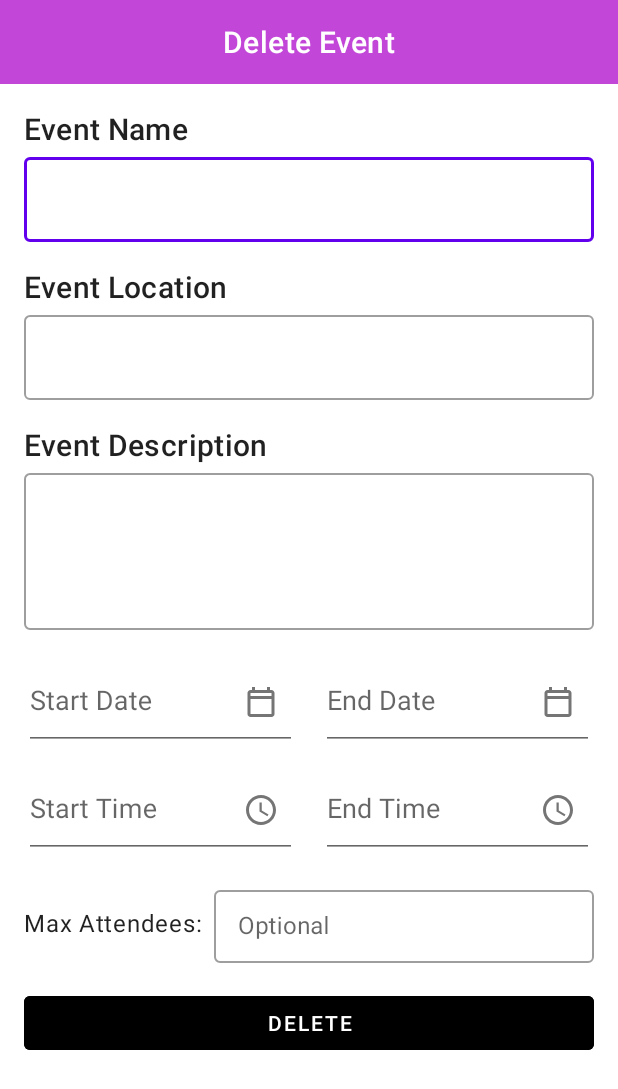
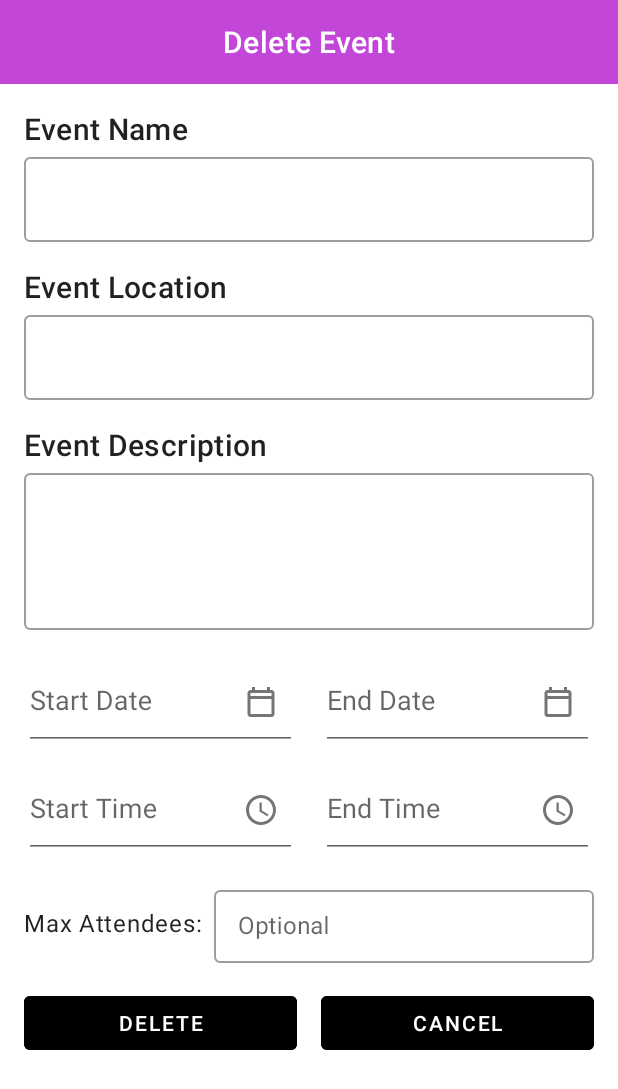
Before and after one commit to CMPUT301W24T33/SyntaxTerror, an Android app: the fragment DeleteEventAdmin shown on its own in the app's theme, on a phone screen of 412 x 824 dp. Shown: the top 1089 px of the screen. Run offline under Robolectric (Android 15) with nearby library versions, the phone set to English and light mode, and no system bars; our stand-ins replace Firebase (no records; nobody signed in at launch, a user with empty details on screens opened directly).

Commit message:
Switched Admin View Events to use Delete Events Admin Fragment

```diff
--- a/CMPUT301W24T33/app/src/main/java/com/example/cmput301w24t33/adminFragments/DeleteEventAdmin.java
+++ b/CMPUT301W24T33/app/src/main/java/com/example/cmput301w24t33/adminFragments/DeleteEventAdmin.java
@@ -1,4 +1,6 @@
 package com.example.cmput301w24t33.adminFragments;
+
+import static androidx.constraintlayout.helper.widget.MotionEffect.TAG;
 
 import android.os.Bundle;
 
@@ -10,8 +12,15 @@ import android.view.View;
 import android.view.ViewGroup;
 import android.widget.Button;
 import android.widget.ImageButton;
+import com.example.cmput301w24t33.databinding.AdminDeleteEventFragmentBinding;
+
 
 import com.example.cmput301w24t33.R;
+import com.example.cmput301w24t33.databinding.OrganizerCreateEditEventFragmentBinding;
+import com.example.cmput301w24t33.events.Event;
+import com.example.cmput301w24t33.events.EventRepository;
+import com.example.cmput301w24t33.organizerFragments.EventCreateEdit;
+import com.google.firebase.auth.FirebaseAuth;
 
 /**
  * A simple {@link Fragment} subclass.
@@ -20,28 +29,69 @@ import com.example.cmput301w24t33.R;
  */
 public class DeleteEventAdmin extends Fragment {
 
+    private AdminDeleteEventFragmentBinding binding;
+    private Event eventToEdit;
+    private EventRepository eventRepo;
+    private FirebaseAuth mAuth;
 
     @Override
     public void onCreate(Bundle savedInstanceState) {
         super.onCreate(savedInstanceState);
     }
 
+    public static DeleteEventAdmin newInstance(Event event) {
+        DeleteEventAdmin fragment = new DeleteEventAdmin();
+        Log.d(TAG, "DeleteEventAdmin NewInstance");
+        Bundle args = new Bundle();
+        args.putSerializable("event", event);
+        fragment.setArguments(args);
+        return fragment;
+    }
+
     @Override
     public View onCreateView(LayoutInflater inflater, ViewGroup container,
                              Bundle savedInstanceState) {
         // Inflate the layout for this fragment
+        binding = AdminDeleteEventFragmentBinding.inflate(inflater, container, false);
         View view =  inflater.inflate(R.layout.admin_delete_event_fragment, container, false);
-        setOnClickListeners(view);
-        return view;
+        setupActionButtons();
+        if (getArguments() != null) {
+            // Used when editing an event
+            Bundle eventBundle = getArguments();
+            eventToEdit = (Event) eventBundle.getSerializable("event");
+            loadData();
+        }
+        return binding.getRoot();
     }
 
-    public void setOnClickListeners(View view){
-        ImageButton backButton = view.findViewById(R.id.back_arrow_img);
-        backButton.setOnClickListener(v -> getParentFragmentManager().popBackStack());
+    private void setupActionButtons() {
+        binding.cancelButton.setOnClickListener(v -> onCancel());
+        binding.deleteButton.setOnClickListener(v -> onDelete());
+    }
 
-        Button deleteButton = view.findViewById(R.id.delete_button);
-        deleteButton.setOnClickListener(v -> {
-            // put logic for deleting event here
-        });
+    private void loadData() {
+        // Load data into relevant field
+        binding.eventNameEditText.setText(eventToEdit.getName());
+        binding.eventLocationEditText.setText(eventToEdit.getAddress());
+        binding.eventDescriptionEditText.setText(eventToEdit.getEventDescription());
+        binding.startDateEditText.setText(eventToEdit.getStartDate());
+        binding.endDateEditText.setText(eventToEdit.getEndDate());
+        binding.startTimeEditText.setText(eventToEdit.getStartTime());
+        binding.endTimeEditText.setText(eventToEdit.getEndTime());
+        binding.maxAttendeesEditText.setText(String.valueOf(eventToEdit.getMaxOccupancy()));
+    }
+
+    private void onCancel() {
+        // Handle the cancel action
+        getParentFragmentManager().popBackStack();
+    }
+    private void onDelete() {
+        // handle on delete here
+        getParentFragmentManager().popBackStack();
+    }
+    @Override
+    public void onDestroyView() {
+        super.onDestroyView();
+        binding = null;
     }
 }
--- a/CMPUT301W24T33/app/src/main/java/com/example/cmput301w24t33/adminFragments/ViewEventsAdmin.java
+++ b/CMPUT301W24T33/app/src/main/java/com/example/cmput301w24t33/adminFragments/ViewEventsAdmin.java
@@ -114,7 +114,7 @@ public class ViewEventsAdmin extends Fragment implements AdapterEventClickListen
 
     @Override
     public void onEventClickListener(Event event, int position) {
-        replaceFragment(EventCreateEdit.newInstance(event));
+        replaceFragment(DeleteEventAdmin.newInstance(event));
     }
     private void replaceFragment(Fragment fragment) {
         FragmentManager fragmentManager = getChildFragmentManager();
--- a/CMPUT301W24T33/app/src/main/res/layout/admin_delete_event_fragment.xml
+++ b/CMPUT301W24T33/app/src/main/res/layout/admin_delete_event_fragment.xml
@@ -53,6 +53,7 @@
 
                 <com.google.android.material.textfield.TextInputEditText
                     android:id="@+id/event_name_edit_text"
+                    android:focusable="false"
                     android:layout_width="match_parent"
                     android:layout_height="wrap_content" />
             </com.google.android.material.textfield.TextInputLayout>
@@ -74,6 +75,7 @@
 
                 <com.google.android.material.textfield.TextInputEditText
                     android:id="@+id/event_location_edit_text"
+                    android:focusable="false"
                     android:layout_width="match_parent"
                     android:layout_height="wrap_content" />
             </com.google.android.material.textfield.TextInputLayout>
@@ -88,6 +90,7 @@
 
             <com.google.android.material.textfield.TextInputLayout
                 android:id="@+id/event_description_input_layout"
+                android:focusable="false"
                 style="@style/Widget.MaterialComponents.TextInputLayout.OutlinedBox.Dense"
                 android:layout_width="match_parent"
                 android:layout_height="wrap_content">
@@ -97,11 +100,13 @@
                     android:layout_width="match_parent"
                     android:layout_height="wrap_content"
                     android:inputType="textMultiLine"
+                    android:focusable="false"
                     android:minLines="4" />
             </com.google.android.material.textfield.TextInputLayout>
 
             <!-- Date & Time Container -->
             <LinearLayout
+                android:focusable="false"
                 android:layout_width="match_parent"
                 android:layout_height="wrap_content"
                 android:layout_marginTop="16dp"
@@ -218,6 +223,7 @@
             <LinearLayout
                 android:layout_width="match_parent"
                 android:layout_height="wrap_content"
+                android:focusable="false"
                 android:paddingTop="16dp"
                 android:orientation="vertical">
 
@@ -249,6 +255,7 @@
                             android:id="@+id/max_attendees_edit_text"
                             android:layout_width="match_parent"
                             android:layout_height="wrap_content"
+                            android:focusable="false"
                             android:inputType="number"/>
                     </com.google.android.material.textfield.TextInputLayout>
                 </LinearLayout>
@@ -267,6 +274,19 @@
                     android:backgroundTint="@color/secondary"
                     android:text="Delete"
                     android:textColor="@color/onSecondary" />
+                <Space
+                    android:layout_width="16dp"
+                    android:layout_height="wrap_content"
+                    android:layout_weight="0" />
+                <Button
+                    android:id="@+id/cancel_button"
+                    style="@style/Widget.MaterialComponents.Button.UnelevatedButton"
+                    android:layout_width="0dp"
+                    android:layout_height="wrap_content"
+                    android:layout_weight="1"
+                    android:backgroundTint="@color/secondary"
+                    android:text="Cancel"
+                    android:textColor="@color/onSecondary" />
             </LinearLayout>
         </LinearLayout>
     </LinearLayout>
```
